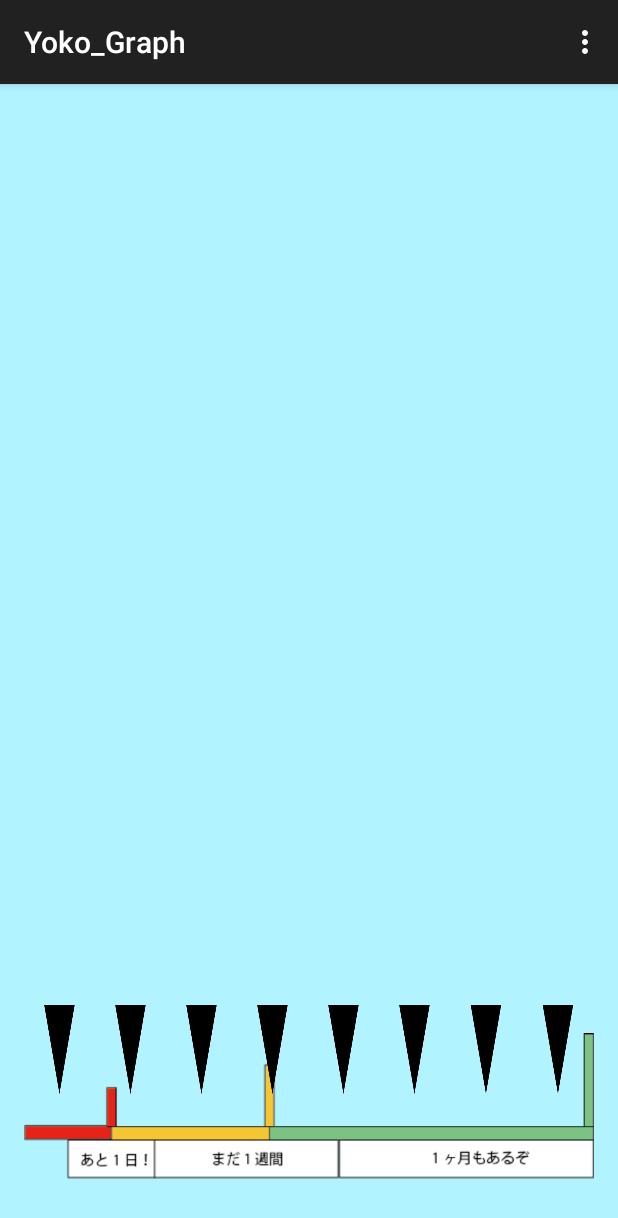
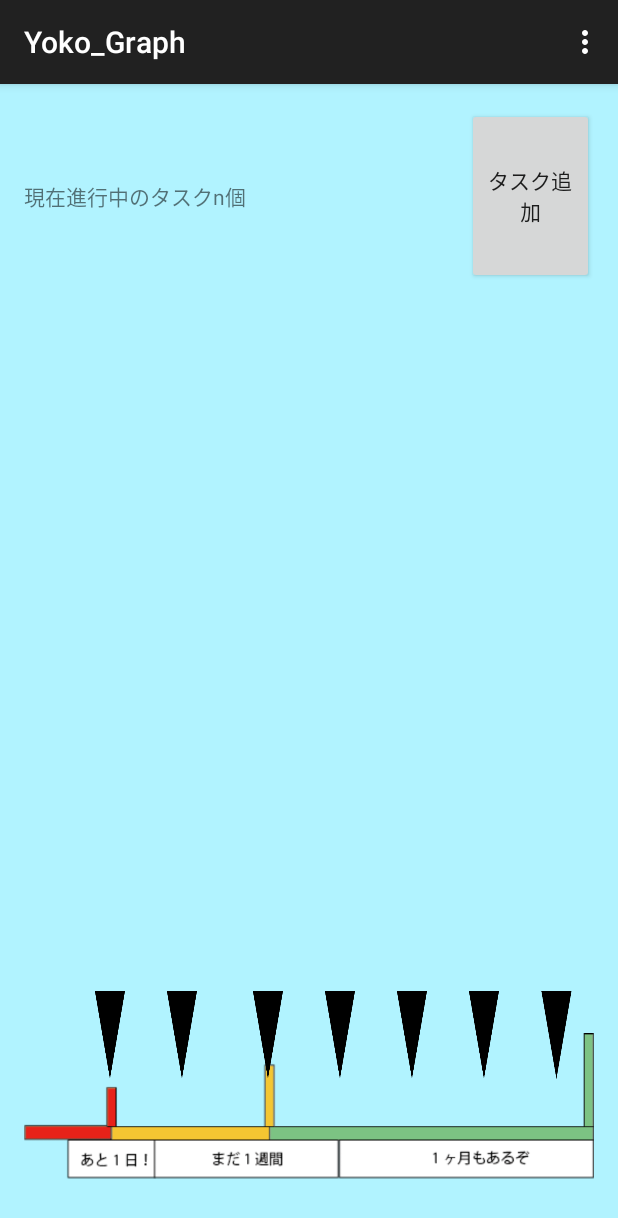
Before and after one commit to yappaakanwa/Yoko_Graph, an Android app: the screen it shows after launch (MainActivity), on a phone screen of 412 x 824 dp. Shown: the top 1218 px of the screen. Run offline under Robolectric (Android 15) with nearby library versions, the phone set to English and light mode, and no system bars.

Commit message:
pointer 初期化

```diff
--- a/app/src/main/java/com/example/madao3/yoko_graph/MainActivity.java
+++ b/app/src/main/java/com/example/madao3/yoko_graph/MainActivity.java
@@ -4,14 +4,40 @@ import android.support.v7.app.ActionBarActivity;
 import android.os.Bundle;
 import android.view.Menu;
 import android.view.MenuItem;
+import android.view.View;
+import android.widget.TextView;
+import android.widget.Button;
+import android.widget.ImageView;
 
 
 public class MainActivity extends ActionBarActivity {
+
+    ImageView pointer1;
+    ImageView pointer2;
+    ImageView pointer3;
+    ImageView pointer4;
+    ImageView pointer5;
+    ImageView pointer6;
+    ImageView pointer7;
+    ImageView pointer8;
+
 
     @Override
     protected void onCreate(Bundle savedInstanceState) {
         super.onCreate(savedInstanceState);
         setContentView(R.layout.activity_main);
+        setPointer();
+    }
+
+    private void setPointer(){
+        pointer1 = (ImageView) findViewById(R.id.pointerImageView1);
+        pointer2 = (ImageView) findViewById(R.id.pointerImageView2);
+        pointer3 = (ImageView) findViewById(R.id.pointerImageView3);
+        pointer4 = (ImageView) findViewById(R.id.pointerImageView4);
+        pointer5 = (ImageView) findViewById(R.id.pointerImageView5);
+        pointer6 = (ImageView) findViewById(R.id.pointerImageView6);
+        pointer7 = (ImageView) findViewById(R.id.pointerImageView7);
+        pointer8 = (ImageView) findViewById(R.id.pointerImageView8);
     }
 
     @Override
--- a/app/src/main/res/layout/activity_main.xml
+++ b/app/src/main/res/layout/activity_main.xml
@@ -26,10 +26,33 @@
             android:layout_height="match_parent"
             android:id="@+id/fill">
 
+            <LinearLayout
+                android:orientation="horizontal"
+                android:layout_width="match_parent"
+                android:layout_height="0dp"
+                android:layout_weight="2">
+
+                <TextView
+                    android:layout_width="0dp"
+                    android:layout_height="match_parent"
+                    android:text="現在進行中のタスクn個"
+                    android:id="@+id/taskNumTextView"
+                    android:gravity="center_vertical"
+                    android:layout_weight="7"
+                    android:singleLine="false" />
+
+                <Button
+                    android:layout_width="0dp"
+                    android:layout_height="match_parent"
+                    android:text="タスク追加"
+                    android:id="@+id/appendtaskButton"
+                    android:layout_weight="2" />
+            </LinearLayout>
+
             <RelativeLayout
                 android:layout_width="match_parent"
                 android:layout_height="0dp"
-                android:layout_weight="10"
+                android:layout_weight="8"
                 android:id="@+id/dekoi2">
 
             </RelativeLayout>
@@ -45,7 +68,16 @@
                 <ImageView
                     android:layout_width="0dp"
                     android:layout_height="match_parent"
-                    android:id="@+id/imageView"
+                    android:id="@+id/pointerImageView1"
+                    android:layout_centerVertical="true"
+                    android:layout_centerHorizontal="true"
+                    android:layout_gravity="bottom"
+                    android:layout_weight="0.7" />
+
+                <ImageView
+                    android:layout_width="0dp"
+                    android:layout_height="match_parent"
+                    android:id="@+id/pointerImageView2"
                     android:src="@drawable/pointer"
                     android:layout_centerVertical="true"
                     android:layout_centerHorizontal="true"
@@ -55,7 +87,22 @@
                 <ImageView
                     android:layout_width="0dp"
                     android:layout_height="match_parent"
-                    android:id="@+id/imageView2"
+                    android:id="@+id/pointerImageView3"
+                    android:src="@drawable/pointer"
+                    android:layout_centerVertical="true"
+                    android:layout_centerHorizontal="true"
+                    android:layout_gravity="bottom"
+                    android:layout_weight="1" />
+
+                <RelativeLayout
+                    android:layout_width="0dp"
+                    android:layout_height="match_parent"
+                    android:layout_weight="0.2"></RelativeLayout>
+
+                <ImageView
+                    android:layout_width="0dp"
+                    android:layout_height="match_parent"
+                    android:id="@+id/pointerImageView4"
                     android:src="@drawable/pointer"
                     android:layout_centerVertical="true"
                     android:layout_centerHorizontal="true"
@@ -65,7 +112,7 @@
                 <ImageView
                     android:layout_width="0dp"
                     android:layout_height="match_parent"
-                    android:id="@+id/imageView3"
+                    android:id="@+id/pointerImageView5"
                     android:src="@drawable/pointer"
                     android:layout_centerVertical="true"
                     android:layout_centerHorizontal="true"
@@ -75,7 +122,7 @@
                 <ImageView
                     android:layout_width="0dp"
                     android:layout_height="match_parent"
-                    android:id="@+id/imageView4"
+                    android:id="@+id/pointerImageView6"
                     android:src="@drawable/pointer"
                     android:layout_centerVertical="true"
                     android:layout_centerHorizontal="true"
@@ -85,7 +132,7 @@
                 <ImageView
                     android:layout_width="0dp"
                     android:layout_height="match_parent"
-                    android:id="@+id/imageView5"
+                    android:id="@+id/pointerImageView7"
                     android:src="@drawable/pointer"
                     android:layout_centerVertical="true"
                     android:layout_centerHorizontal="true"
@@ -95,27 +142,7 @@
                 <ImageView
                     android:layout_width="0dp"
                     android:layout_height="match_parent"
-                    android:id="@+id/imageView6"
-                    android:src="@drawable/pointer"
-                    android:layout_centerVertical="true"
-                    android:layout_centerHorizontal="true"
-                    android:layout_gravity="bottom"
-                    android:layout_weight="1" />
-
-                <ImageView
-                    android:layout_width="0dp"
-                    android:layout_height="match_parent"
-                    android:id="@+id/imageView7"
-                    android:src="@drawable/pointer"
-                    android:layout_centerVertical="true"
-                    android:layout_centerHorizontal="true"
-                    android:layout_gravity="bottom"
-                    android:layout_weight="1" />
-
-                <ImageView
-                    android:layout_width="0dp"
-                    android:layout_height="match_parent"
-                    android:id="@+id/imageView8"
+                    android:id="@+id/pointerImageView8"
                     android:src="@drawable/pointer"
                     android:layout_centerVertical="true"
                     android:layout_centerHorizontal="true"
@@ -127,7 +154,7 @@
             <RelativeLayout
                 android:layout_width="match_parent"
                 android:layout_height="0dp"
-                android:layout_weight="1.3"
+                android:layout_weight="1.5"
                 android:id="@+id/dekoi3"></RelativeLayout>
 
         </LinearLayout>
```
